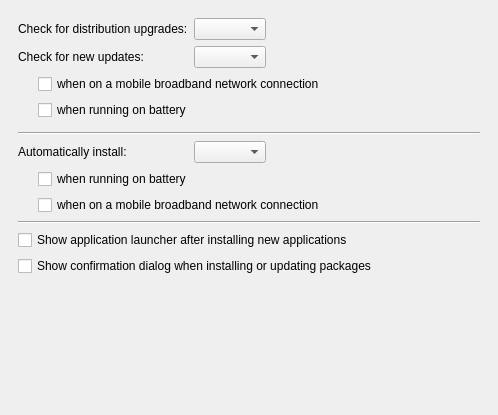
Above: ApperKCM/Settings/Settings.ui from KDE/apper before the change. Below: the same form after it.
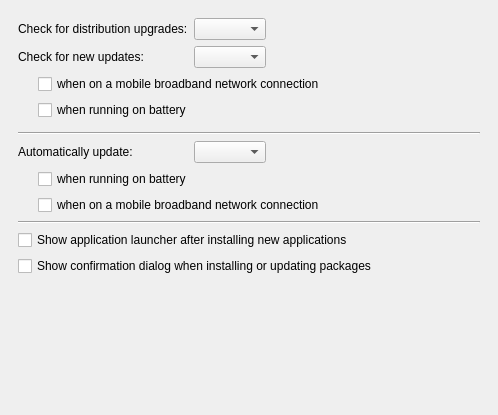
That is the form after the change. Custom widgets are drawn as their Qt base class.

Commit message: Add Feature to automatically download updates (without installing), and make the update logic much simpler

```diff
--- a/ApperKCM/Settings/Settings.ui
+++ b/ApperKCM/Settings/Settings.ui
@@ -114,7 +114,7 @@
                <bool>true</bool>
               </property>
               <property name="text">
-               <string>Automatically install:</string>
+               <string>Automatically update:</string>
               </property>
               <property name="buddy">
                <cstring>autoCB</cstring>
```
The commit also changes 9 other files.
